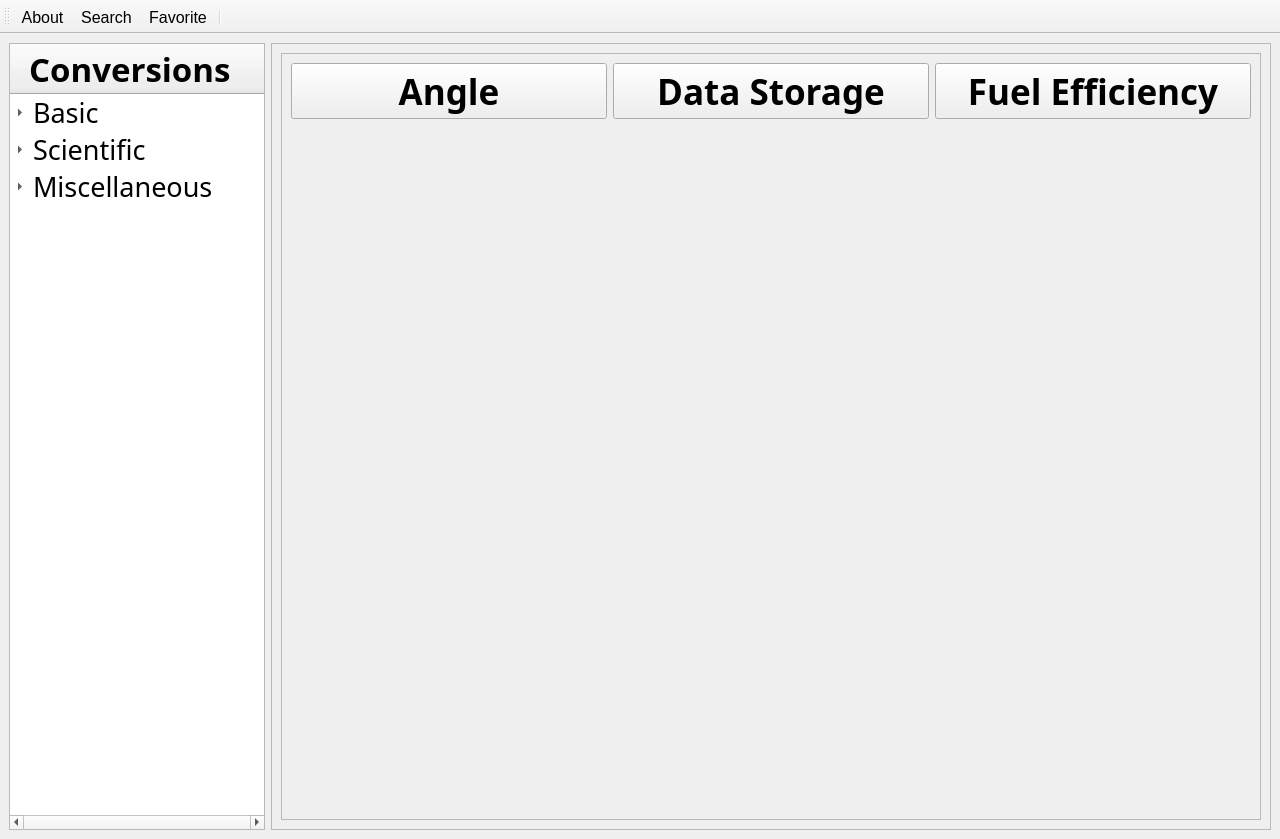
Above: mainwindow.ui from 30vam/cute-converter before the change. Below: the same form after it.
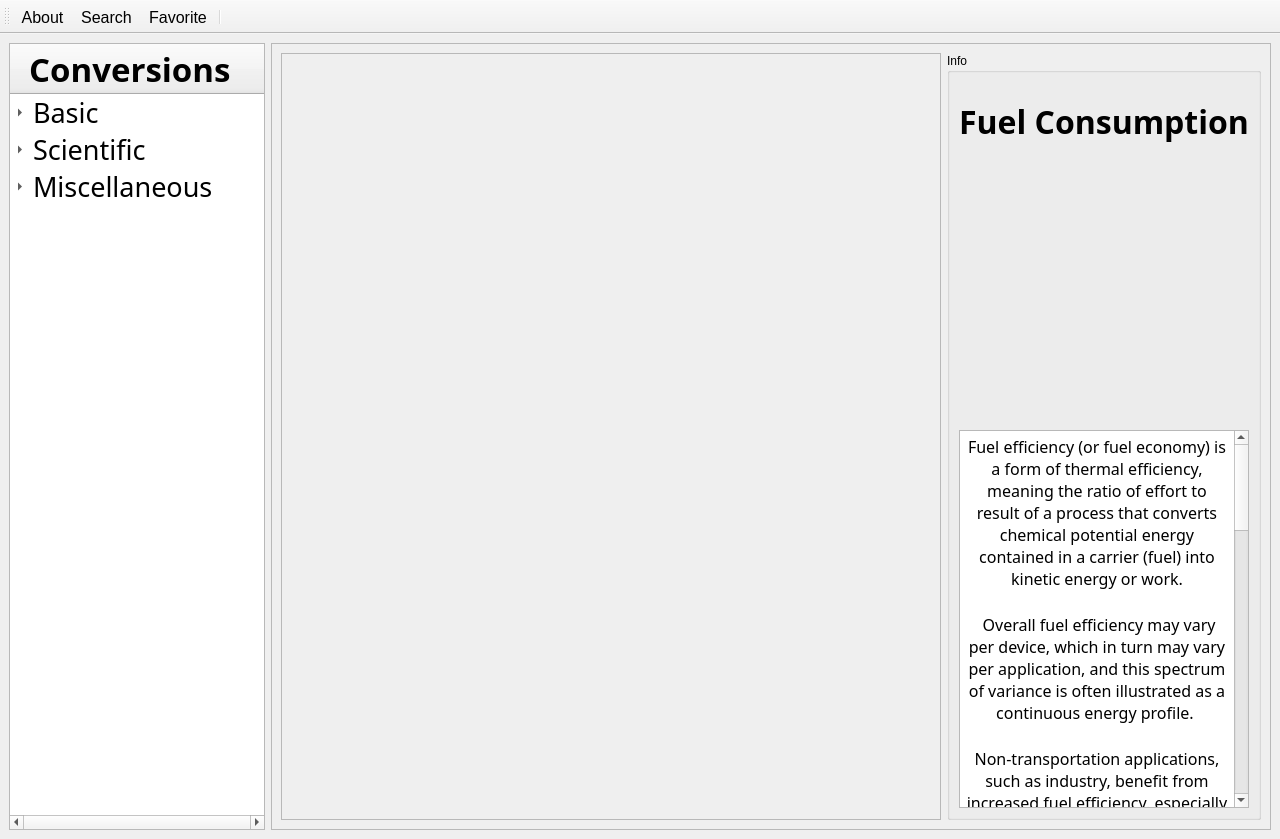
That is the form after the change. Icons and pictures are not drawn.

Commit message: Added fuel efficiency converter

What changed in the file:
```diff
--- a/mainwindow.ui
+++ b/mainwindow.ui
@@ -470,7 +470,7 @@
        <enum>QFrame::StyledPanel</enum>
       </property>
       <property name="currentIndex">
-       <number>21</number>
+       <number>24</number>
       </property>
       <widget class="QWidget" name="basicPage">
        <layout class="QHBoxLayout" name="horizontalLayout_15">
@@ -4984,7 +4984,7 @@
                </font>
               </property>
               <property name="text">
-               <string>Fuel Efficiency</string>
+               <string>Fuel Consumption</string>
               </property>
               <property name="iconSize">
                <size>
@@ -5381,6 +5381,198 @@
         </item>
        </layout>
       </widget>
+      <widget class="QWidget" name="fuelConsumptionWidget">
+       <layout class="QHBoxLayout" name="horizontalLayout_25" stretch="2,0">
+        <item>
+         <widget class="QScrollArea" name="fuelConsumptionScrollArea">
+          <property name="widgetResizable">
+           <bool>true</bool>
+          </property>
+          <widget class="QWidget" name="scrollAreaWidgetContents_25">
+           <property name="geometry">
+            <rect>
+             <x>0</x>
+             <y>0</y>
+             <width>676</width>
+             <height>678</height>
+            </rect>
+           </property>
+          </widget>
+         </widget>
+        </item>
+        <item>
+         <widget class="QGroupBox" name="fuelConsumptionInfoGroupBox">
+          <property name="sizePolicy">
+           <sizepolicy hsizetype="Expanding" vsizetype="Expanding">
+            <horstretch>0</horstretch>
+            <verstretch>0</verstretch>
+           </sizepolicy>
+          </property>
+          <property name="title">
+           <string>Info</string>
+          </property>
+          <layout class="QVBoxLayout" name="verticalLayout_22">
+           <item>
+            <widget class="QLabel" name="fuelConsumptionLabel">
+             <property name="sizePolicy">
+              <sizepolicy hsizetype="Minimum" vsizetype="Fixed">
+               <horstretch>0</horstretch>
+               <verstretch>0</verstretch>
+              </sizepolicy>
+             </property>
+             <property name="minimumSize">
+              <size>
+               <width>256</width>
+               <height>80</height>
+              </size>
+             </property>
+             <property name="maximumSize">
+              <size>
+               <width>16777215</width>
+               <height>80</height>
+              </size>
+             </property>
+             <property name="font">
+              <font>
+               <family>Aleo</family>
+               <pointsize>48</pointsize>
+               <italic>false</italic>
+               <bold>true</bold>
+               <underline>false</underline>
+               <strikeout>false</strikeout>
+              </font>
+             </property>
+             <property name="text">
+              <string>&lt;html&gt;&lt;head/&gt;&lt;body&gt;&lt;p align=&quot;center&quot;&gt;&lt;span style=&quot; font-size:24pt;&quot;&gt;Fuel Consumption&lt;/span&gt;&lt;/p&gt;&lt;/body&gt;&lt;/html&gt;</string>
+             </property>
+             <property name="textFormat">
+              <enum>Qt::AutoText</enum>
+             </property>
+             <property name="scaledContents">
+              <bool>false</bool>
+             </property>
+             <property name="alignment">
+              <set>Qt::AlignCenter</set>
+             </property>
+             <property name="wordWrap">
+              <bool>false</bool>
+             </property>
+            </widget>
+           </item>
+           <item>
+            <widget class="QLabel" name="fuelConsumptionImageLabel">
+             <property name="sizePolicy">
+              <sizepolicy hsizetype="Fixed" vsizetype="Fixed">
+               <horstretch>0</horstretch>
+               <verstretch>0</verstretch>
+              </sizepolicy>
+             </property>
+             <property name="minimumSize">
+              <size>
+               <width>256</width>
+               <height>256</height>
+              </size>
+             </property>
+             <property name="maximumSize">
+              <size>
+               <width>256</width>
+               <height>256</height>
+              </size>
+             </property>
+             <property name="font">
+              <font>
+               <pointsize>20</pointsize>
+               <bold>false</bold>
+               <underline>false</underline>
+               <strikeout>false</strikeout>
+              </font>
+             </property>
+             <property name="text">
+              <string/>
+             </property>
+             <property name="textFormat">
+              <enum>Qt::AutoText</enum>
+             </property>
+             <property name="pixmap">
+              <pixmap resource="icons.qrc">:/icons/fuel_consumption_icon.png</pixmap>
+             </property>
+             <property name="scaledContents">
+              <bool>true</bool>
+             </property>
+             <property name="wordWrap">
+              <bool>false</bool>
+             </property>
+            </widget>
+           </item>
+           <item>
+            <widget class="QTextBrowser" name="fuelConsumptionTextBrowser">
+             <property name="sizePolicy">
+              <sizepolicy hsizetype="Expanding" vsizetype="Expanding">
+               <horstretch>0</horstretch>
+               <verstretch>0</verstretch>
+              </sizepolicy>
+             </property>
+             <property name="minimumSize">
+              <size>
+               <width>256</width>
+               <height>232</height>
+              </size>
+             </property>
+             <property name="maximumSize">
+              <size>
+               <width>16777215</width>
+               <height>16777215</height>
+              </size>
+             </property>
+             <property name="font">
+              <font>
+               <family>Aleo</family>
+               <pointsize>12</pointsize>
+               <italic>false</italic>
+               <bold>false</bold>
+              </font>
+             </property>
+             <property name="documentTitle">
+              <string/>
+             </property>
+             <property name="html">
+              <string>&lt;!DOCTYPE HTML PUBLIC &quot;-//W3C//DTD HTML 4.0//EN&quot; &quot;http://www.w3.org/TR/REC-html40/strict.dtd&quot;&gt;
+&lt;html&gt;&lt;head&gt;&lt;meta name=&quot;qrichtext&quot; content=&quot;1&quot; /&gt;&lt;meta charset=&quot;utf-8&quot; /&gt;&lt;style type=&quot;text/css&quot;&gt;
+p, li { white-space: pre-wrap; }
+hr { height: 1px; border-width: 0; }
+li.unchecked::marker { content: &quot;\2610&quot;; }
+li.checked::marker { content: &quot;\2612&quot;; }
+&lt;/style&gt;&lt;/head&gt;&lt;body style=&quot; font-family:'Aleo'; font-size:12pt; font-weight:400; font-style:normal;&quot;&gt;
+&lt;p align=&quot;center&quot; style=&quot; margin-top:0px; margin-bottom:0px; margin-left:0px; margin-right:0px; -qt-block-indent:0; text-indent:0px;&quot;&gt;Fuel efficiency (or fuel economy) is a form of thermal efficiency, meaning the ratio of effort to result of a process that converts chemical potential energy contained in a carrier (fuel) into kinetic energy or work.&lt;/p&gt;
+&lt;p align=&quot;center&quot; style=&quot;-qt-paragraph-type:empty; margin-top:0px; margin-bottom:0px; margin-left:0px; margin-right:0px; -qt-block-indent:0; text-indent:0px;&quot;&gt;&lt;br /&gt;&lt;/p&gt;
+&lt;p align=&quot;center&quot; style=&quot; margin-top:0px; margin-bottom:0px; margin-left:0px; margin-right:0px; -qt-block-indent:0; text-indent:0px;&quot;&gt; Overall fuel efficiency may vary per device, which in turn may vary per application, and this spectrum of variance is often illustrated as a continuous energy profile. &lt;/p&gt;
+&lt;p align=&quot;center&quot; style=&quot;-qt-paragraph-type:empty; margin-top:0px; margin-bottom:0px; margin-left:0px; margin-right:0px; -qt-block-indent:0; text-indent:0px;&quot;&gt;&lt;br /&gt;&lt;/p&gt;
+&lt;p align=&quot;center&quot; style=&quot; margin-top:0px; margin-bottom:0px; margin-left:0px; margin-right:0px; -qt-block-indent:0; text-indent:0px;&quot;&gt;Non-transportation applications, such as industry, benefit from increased fuel efficiency, especially fossil fuel power plants or industries dealing with combustion, such as ammonia production during the Haber process.&lt;/p&gt;
+&lt;p align=&quot;center&quot; style=&quot;-qt-paragraph-type:empty; margin-top:0px; margin-bottom:0px; margin-left:0px; margin-right:0px; -qt-block-indent:0; text-indent:0px;&quot;&gt;&lt;br /&gt;&lt;/p&gt;
+&lt;p align=&quot;center&quot; style=&quot; margin-top:0px; margin-bottom:0px; margin-left:0px; margin-right:0px; -qt-block-indent:0; text-indent:0px;&quot;&gt;In the context of transport, fuel economy is the energy efficiency of a particular vehicle, given as a ratio of distance traveled per unit of fuel consumed. &lt;/p&gt;
+&lt;p align=&quot;center&quot; style=&quot; margin-top:0px; margin-bottom:0px; margin-left:0px; margin-right:0px; -qt-block-indent:0; text-indent:0px;&quot;&gt;It is dependent on several factors including engine efficiency, transmission design, and tire design. &lt;/p&gt;
+&lt;p align=&quot;center&quot; style=&quot;-qt-paragraph-type:empty; margin-top:0px; margin-bottom:0px; margin-left:0px; margin-right:0px; -qt-block-indent:0; text-indent:0px;&quot;&gt;&lt;br /&gt;&lt;/p&gt;
+&lt;p align=&quot;center&quot; style=&quot; margin-top:0px; margin-bottom:0px; margin-left:0px; margin-right:0px; -qt-block-indent:0; text-indent:0px;&quot;&gt;In most countries, using the metric system, fuel economy is stated as &amp;quot;fuel consumption&amp;quot; in liters per 100 kilometers (L/100 km) or kilometers per liter (km/L or kmpl). &lt;/p&gt;
+&lt;p align=&quot;center&quot; style=&quot;-qt-paragraph-type:empty; margin-top:0px; margin-bottom:0px; margin-left:0px; margin-right:0px; -qt-block-indent:0; text-indent:0px;&quot;&gt;&lt;br /&gt;&lt;/p&gt;
+&lt;p align=&quot;center&quot; style=&quot; margin-top:0px; margin-bottom:0px; margin-left:0px; margin-right:0px; -qt-block-indent:0; text-indent:0px;&quot;&gt;In a number of countries still using other systems, fuel economy is expressed in miles per gallon (mpg), for example in the US and usually also in the UK (imperial gallon);&lt;/p&gt;
+&lt;p align=&quot;center&quot; style=&quot; margin-top:0px; margin-bottom:0px; margin-left:0px; margin-right:0px; -qt-block-indent:0; text-indent:0px;&quot;&gt; there is sometimes confusion as the imperial gallon is 20% larger than the US gallon so that mpg values are not directly comparable. &lt;/p&gt;
+&lt;p align=&quot;center&quot; style=&quot;-qt-paragraph-type:empty; margin-top:0px; margin-bottom:0px; margin-left:0px; margin-right:0px; -qt-block-indent:0; text-indent:0px;&quot;&gt;&lt;br /&gt;&lt;/p&gt;
+&lt;p align=&quot;center&quot; style=&quot; margin-top:0px; margin-bottom:0px; margin-left:0px; margin-right:0px; -qt-block-indent:0; text-indent:0px;&quot;&gt;Traditionally, litres per mil were used in Norway and Sweden, but both have aligned to the EU standard of L/100 km. &lt;/p&gt;
+&lt;p align=&quot;center&quot; style=&quot;-qt-paragraph-type:empty; margin-top:0px; margin-bottom:0px; margin-left:0px; margin-right:0px; -qt-block-indent:0; text-indent:0px;&quot;&gt;&lt;br /&gt;&lt;/p&gt;
+&lt;p align=&quot;center&quot; style=&quot; margin-top:0px; margin-bottom:0px; margin-left:0px; margin-right:0px; -qt-block-indent:0; text-indent:0px;&quot;&gt;Fuel consumption is a more accurate measure of a vehicle's performance because it is a linear relationship while fuel economy leads to distortions in efficiency improvements.&lt;/p&gt;
+&lt;p align=&quot;center&quot; style=&quot;-qt-paragraph-type:empty; margin-top:0px; margin-bottom:0px; margin-left:0px; margin-right:0px; -qt-block-indent:0; text-indent:0px;&quot;&gt;&lt;br /&gt;&lt;/p&gt;
+&lt;p align=&quot;center&quot; style=&quot; margin-top:0px; margin-bottom:0px; margin-left:0px; margin-right:0px; -qt-block-indent:0; text-indent:0px;&quot;&gt; Weight-specific efficiency (efficiency per unit weight) may be stated for freight, and passenger-specific efficiency (vehicle efficiency per passenger) for passenger vehicles.&lt;/p&gt;&lt;/body&gt;&lt;/html&gt;</string>
+             </property>
+             <property name="openLinks">
+              <bool>false</bool>
+             </property>
+            </widget>
+           </item>
+          </layout>
+         </widget>
+        </item>
+       </layout>
+      </widget>
      </widget>
     </item>
    </layout>
```
Left out of the diff: 38 changed lines with no effect on the pictures. The commit also changes 8 other files.
